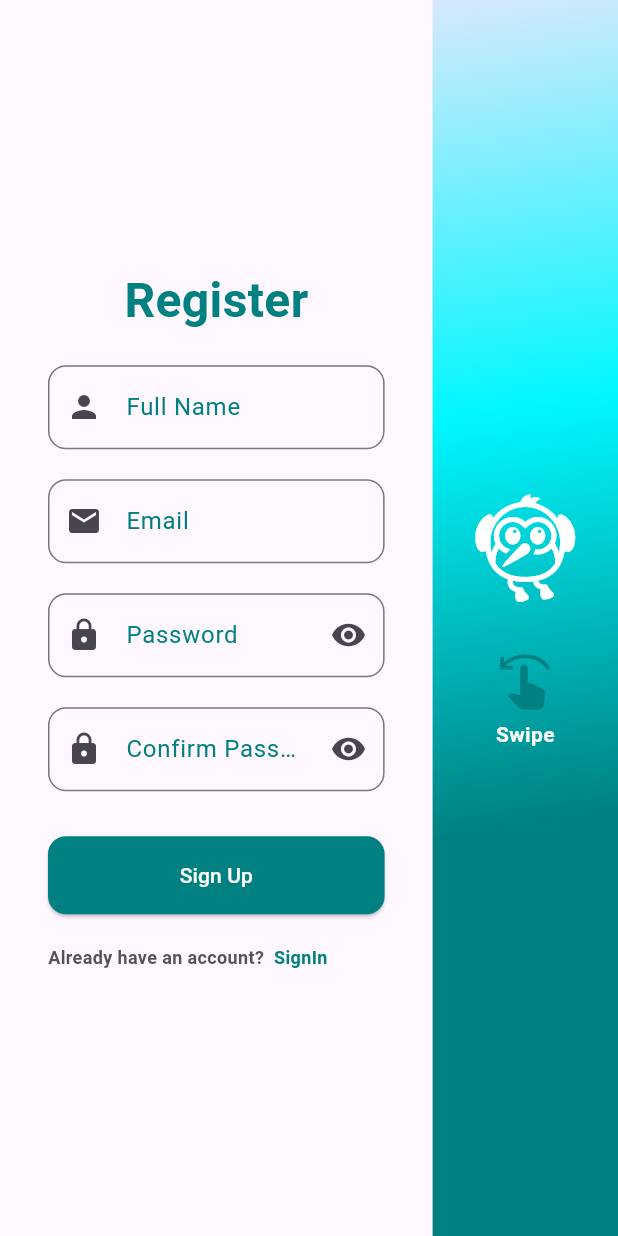
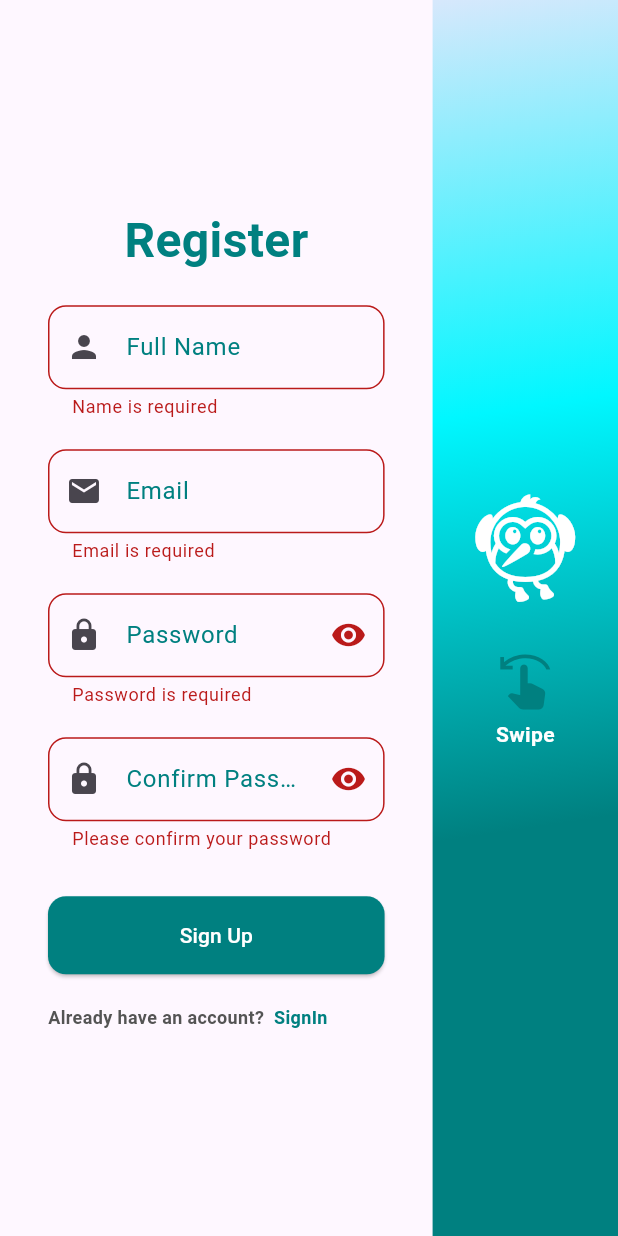
Before and after one commit to m-umairshabbir/snipscholar, a Flutter app: the screen it shows after launch, after a tap on "Sign Up", on a phone screen of 412 x 824 dp. Run offline on Flutter 3.47's test engine with Material 3 defaults, Android fonts, the phone set to English and light mode, and no system bars; our stand-ins replace another_flushbar, cloud_firestore, equatable, firebase_auth, firebase_core, flutter_bloc and 1 more; accounts and stored records are empty.

Commit message:
validations completed for signup

```diff
--- a/lib/core/presentation/components/textField/custom_field.dart
+++ b/lib/core/presentation/components/textField/custom_field.dart
@@ -9,6 +9,8 @@ class CustomTextField extends StatelessWidget {
   final bool obscureText;
   final VoidCallback? onTapSuffix;
   final TextInputType keyboardType;
+  final String? Function(String?)? validator;
+  final Function(String)? onChanged;
 
   const CustomTextField({
     super.key,
@@ -18,11 +20,12 @@ class CustomTextField extends StatelessWidget {
     this.obscureText = false,
     this.onTapSuffix,
     this.keyboardType = TextInputType.text,
+    this.validator, this.onChanged,
   });
 
   @override
   Widget build(BuildContext context) {
-    return TextField(
+    return TextFormField(
       cursorColor: AppColors.teal,
       controller: controller,
       obscureText: obscureText,
@@ -34,15 +37,19 @@ class CustomTextField extends StatelessWidget {
         suffixIcon: onTapSuffix != null
             ? GestureDetector(
                 onTap: onTapSuffix,
-                  child: Icon(
-                      obscureText ? Icons.visibility : Icons.visibility_off),
+                child:
+                    Icon(obscureText ? Icons.visibility : Icons.visibility_off),
               )
             : null,
         border: OutlineInputBorder(borderRadius: BorderRadius.circular(12)),
         focusedBorder: OutlineInputBorder(
           borderSide: const BorderSide(color: AppColors.teal),
           borderRadius: BorderRadius.circular(12),
-          )),
+        ),
+      ),
+      onChanged: onChanged,
+      validator:validator,
+
     );
   }
 }
--- a/lib/core/presentation/screens/authenticaion/signup/signup.dart
+++ b/lib/core/presentation/screens/authenticaion/signup/signup.dart
@@ -1,3 +1,4 @@
+import 'package:flutter/foundation.dart';
 import 'package:flutter/material.dart';
 import 'package:flutter_bloc/flutter_bloc.dart';
 import 'package:snipscholar/core/Config/colors/colors.dart';
@@ -7,19 +8,22 @@ import 'package:snipscholar/core/bloc/visibility/visibility_state.dart';
 import 'package:snipscholar/core/presentation/components/btnCustom/custom_button.dart';
 import 'package:snipscholar/core/presentation/components/textField/custom_field.dart';
 import 'package:snipscholar/core/presentation/screens/authenticaion/signin/signin.dart';
-
+import 'package:snipscholar/core/utils/validators/custom_validators.dart';
 
 class SignUpScreen extends StatelessWidget {
+  final _formKey=GlobalKey<FormState>();
   final TextEditingController nameController = TextEditingController();
   final TextEditingController emailController = TextEditingController();
   final TextEditingController passwordController = TextEditingController();
-  final TextEditingController confirmPasswordController = TextEditingController();
+  final TextEditingController confirmPasswordController =
+      TextEditingController();
 
   @override
   Widget build(BuildContext context) {
     return BlocProvider(
       create: (context) => VisibilityBloc(),
       child: Scaffold(
+        resizeToAvoidBottomInset: false,
         body: GestureDetector(
           onHorizontalDragEnd: (details) {
             if (details.velocity.pixelsPerSecond.dx < 0) {
@@ -30,15 +34,18 @@ class SignUpScreen extends StatelessWidget {
                   pageBuilder: (context, animation, secondaryAnimation) {
                     return SignInScreen();
                   },
-                  transitionsBuilder: (context, animation, secondaryAnimation, child) {
+                  transitionsBuilder:
+                      (context, animation, secondaryAnimation, child) {
                     const begin = Offset(1.0, 0.0);
                     const end = Offset.zero;
                     const curve = Curves.easeInOut;
 
-                    var tween = Tween(begin: begin, end: end).chain(CurveTween(curve: curve));
+                    var tween = Tween(begin: begin, end: end)
+                        .chain(CurveTween(curve: curve));
                     var offsetAnimation = animation.drive(tween);
 
-                    return SlideTransition(position: offsetAnimation, child: child);
+                    return SlideTransition(
+                        position: offsetAnimation, child: child);
                   },
                 ),
               );
@@ -50,68 +57,122 @@ class SignUpScreen extends StatelessWidget {
                 flex: 7,
                 child: Padding(
                   padding: const EdgeInsets.all(32.0),
+                  child: Form(
+                    key: _formKey,
                     child: BlocBuilder<VisibilityBloc, VisibilityState>(
                       builder: (context, state) {
                         return Column(
                           mainAxisAlignment: MainAxisAlignment.center,
                           children: [
-                          const Text('Register', style: TextStyle(fontSize: 32, fontWeight: FontWeight.bold,color: AppColors.teal)),
+                            const Text('Register',
+                                style: TextStyle(
+                                    fontSize: 32,
+                                    fontWeight: FontWeight.bold,
+                                    color: AppColors.teal)),
                             const SizedBox(height: 20),
+                            CustomTextField(
+                                controller: nameController,
+                                label: 'Full Name',
+                                validator: Validators.validateName,
+                                onChanged: (value){
 
-                          CustomTextField(controller: nameController, label: 'Full Name', icon: Icons.person),
+                                },
+                                icon: Icons.person,
+                            ),
                             const SizedBox(height: 20),
-
-                          CustomTextField(controller: emailController, label: 'Email', icon: Icons.email),
+                            CustomTextField(
+                                controller: emailController,
+                                validator: Validators.validateEmail,
+                                onChanged: (value){
+                                    if (kDebugMode) {
+                                      print(value);
+                                    }
+                                },
+                                label: 'Email',
+                                icon: Icons.email),
                             const SizedBox(height: 20),
-
                             CustomTextField(
                               controller: passwordController,
+                              validator: Validators.validatePassword,
+                              onChanged: (value){
+                                if (kDebugMode) {
+                                  print(value);
+                                }
+                              },
                               label: 'Password',
                               icon: Icons.lock,
                               obscureText: state.isPasswordVisible,
                               onTapSuffix: () {
-                              context.read<VisibilityBloc>().add(TogglePasswordVisibility());
+                                context
+                                    .read<VisibilityBloc>()
+                                    .add(TogglePasswordVisibility());
                               },
                             ),
                             const SizedBox(height: 20),
-
                             CustomTextField(
+                              onChanged: (value){
+                                if (kDebugMode) {
+                                  print(value);
+                                }
+                              },
                               controller: confirmPasswordController,
                               label: 'Confirm Password',
                               icon: Icons.lock,
                               obscureText: state.isConfirmPasswordVisible,
+
+                              validator: (value) => Validators.validateConfirmPassword(
+                                value,
+                                passwordController.text,
+                              ),
                               onTapSuffix: () {
-                              context.read<VisibilityBloc>().add(ToggleConfirmPasswordVisibility());
+                                context
+                                    .read<VisibilityBloc>()
+                                    .add(ToggleConfirmPasswordVisibility());
                               },
                             ),
                             const SizedBox(height: 30),
-
                             SizedBox(
-                            width: double.infinity, // Button width matches TextField width
+                              width: double
+                                  .infinity, // Button width matches TextField width
                               child: CustomButton(
                                 text: "Sign Up",
                                 onPressed: () {
-                                if (passwordController.text != confirmPasswordController.text) {
-                                  ScaffoldMessenger.of(context).showSnackBar(
-                                    const SnackBar(content: Text("Passwords do not match")),
-                                  );
-                                  return;
+                                  if (kDebugMode) {
+                                    print("button pressed");
                                   }
+                                  if (_formKey.currentState?.validate() ?? false) {
+
+                                    // 🔥 All fields are valid
+                                    // Do the signup logic here
                                     // TODO: Add signup logic here
+                                    if (kDebugMode) {
+                                      print ("Registering user");
+                                    }
+                                  }
+
+
                                 },
                               ),
                             ),
                             const SizedBox(height: 20),
                             const Row(
                               children: [
-                              Text('Already have an account?', style: TextStyle(fontSize: 12, fontWeight: FontWeight.bold,color: AppColors.textDark)),
-                              Text('  SignIn', style: TextStyle(fontSize: 12, fontWeight: FontWeight.bold,color: AppColors.teal)),
+                                Text('Already have an account?',
+                                    style: TextStyle(
+                                        fontSize: 12,
+                                        fontWeight: FontWeight.bold,
+                                        color: AppColors.textDark)),
+                                Text('  SignIn',
+                                    style: TextStyle(
+                                        fontSize: 12,
+                                        fontWeight: FontWeight.bold,
+                                        color: AppColors.teal)),
                               ],
                             ),
-
                           ],
                         );
                       },
+                    ),
                   ),
                 ),
               ),
@@ -120,7 +181,12 @@ class SignUpScreen extends StatelessWidget {
                 child: Container(
                   decoration: const BoxDecoration(
                     gradient: LinearGradient(
-                      colors: [  Color(0xffd7e8fc),AppColors.shinyTeal,AppColors.teal,AppColors.teal,],
+                      colors: [
+                        Color(0xffd7e8fc),
+                        AppColors.shinyTeal,
+                        AppColors.teal,
+                        AppColors.teal,
+                      ],
                       begin: Alignment.topLeft,
                       end: Alignment.bottomRight,
                     ),
@@ -129,9 +195,11 @@ class SignUpScreen extends StatelessWidget {
                     child: Column(
                       mainAxisSize: MainAxisSize.min,
                       children: [
-                        Icon(Icons.flutter_dash, size: 80, color: Colors.white), // Dash Icon
+                        Icon(Icons.flutter_dash,
+                            size: 80, color: Colors.white), // Dash Icon
                         SizedBox(height: 30),
-                        Icon(Icons.swipe_left, color: AppColors.teal, size: 40), // Swipe Left Icon
+                        Icon(Icons.swipe_left,
+                            color: AppColors.teal, size: 40), // Swipe Left Icon
                         SizedBox(height: 5),
                         Text(
                           'Swipe',
--- /dev/null
+++ b/lib/core/repository/auth_repository.dart
@@ -0,0 +1,22 @@
+import 'package:firebase_auth/firebase_auth.dart';
+
+class AuthRepository {
+  final FirebaseAuth _firebaseAuth;
+
+  AuthRepository({FirebaseAuth? firebaseAuth})
+      : _firebaseAuth = firebaseAuth ?? FirebaseAuth.instance;
+
+  Future<void> registerUser({
+    required String fullName,
+    required String email,
+    required String password,
+  }) async {
+    await _firebaseAuth.createUserWithEmailAndPassword(
+      email: email,
+      password: password,
+    );
+
+    // Optionally update display name
+    await _firebaseAuth.currentUser?.updateDisplayName(fullName);
+  }
+}
--- /dev/null
+++ b/lib/core/utils/validators/custom_validators.dart
@@ -0,0 +1,65 @@
+  class Validators {
+    static String? validateEmail(String? value) {
+      if (value == null || value.isEmpty) {
+        return 'Email is required';
+      }
+
+      const emailPattern =
+          r'^[\w-]+(\.[\w-]+)*@([\w-]+\.)+[a-zA-Z]{2,7}$';
+      final regex = RegExp(emailPattern);
+
+      if (!regex.hasMatch(value.trim())) {
+        return 'Enter a valid email';
+      }
+
+      return null; // Valid
+    }
+
+  // You can add other validators here too:
+  // static String? validatePassword(String? value) { ... }
+
+    static String? validateName(String? value) {
+      if (value == null || value.trim().isEmpty) {
+        return 'Name is required';
+      }
+
+      // Optional: Check for at least 2 characters and only letters/spaces
+      final nameRegExp = RegExp(r"^[a-zA-Z\s]{2,}$");
+
+      if (!nameRegExp.hasMatch(value.trim())) {
+        return 'Enter a valid name ';
+      }
+
+      return null; // valid
+    }
+
+    static String? validatePassword(String? value) {
+      if (value == null || value.isEmpty) {
+        return 'Password is required';
+      }
+
+      if (value.length < 8) {
+        return 'Password must be at least 8 characters long';
+      }
+
+      // Optional: Enforce strong password rules
+      final regex = RegExp(r'^(?=.*[A-Z])(?=.*[a-z])(?=.*\d)[A-Za-z\d@$!%*?&]+$');
+      if (!regex.hasMatch(value)) {
+        return 'Password must include upper, lower, and number';
+      }
+
+      return null; // valid
+    }
+    static String? validateConfirmPassword(String? value, String password) {
+      if (value == null || value.isEmpty) {
+        return 'Please confirm your password';
+      }
+
+      if (value != password) {
+        return 'Passwords do not match';
+      }
+
+      return null; // valid
+    }
+
+  }
```
Also changed, not shown: lib/core/bloc/auth/auth_bloc.dart (+57 -22 lines), lib/core/bloc/auth/auth_event.dart (+23 -16 lines), lib/core/bloc/auth/auth_state.dart (+34 -15 lines). Lines whose indentation alone changed are shown as unchanged.
